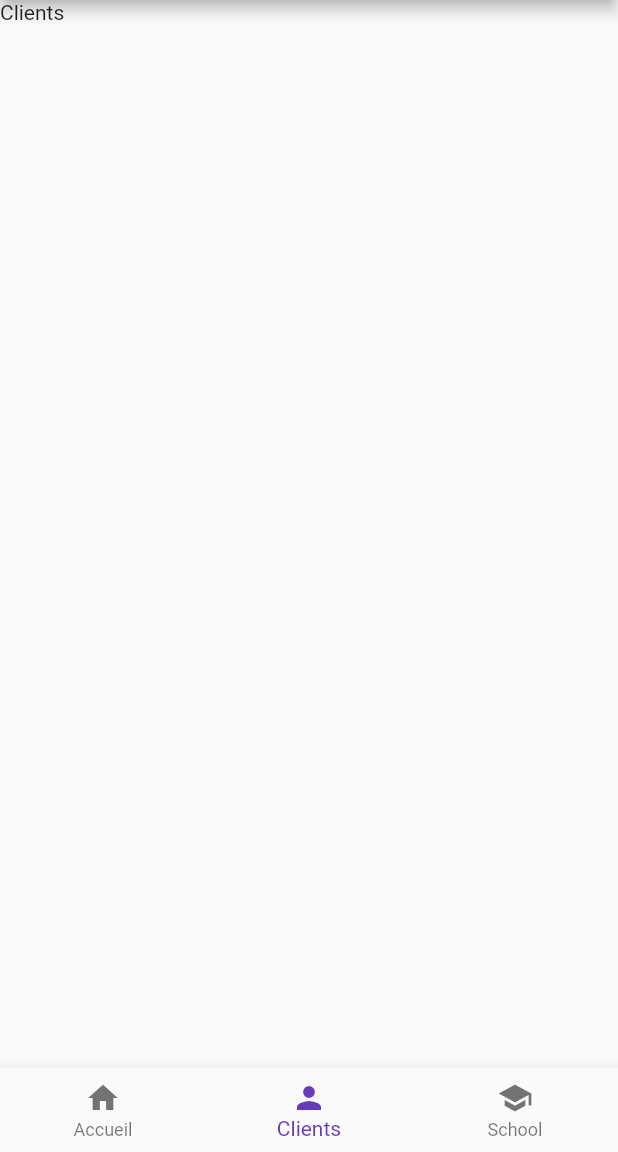
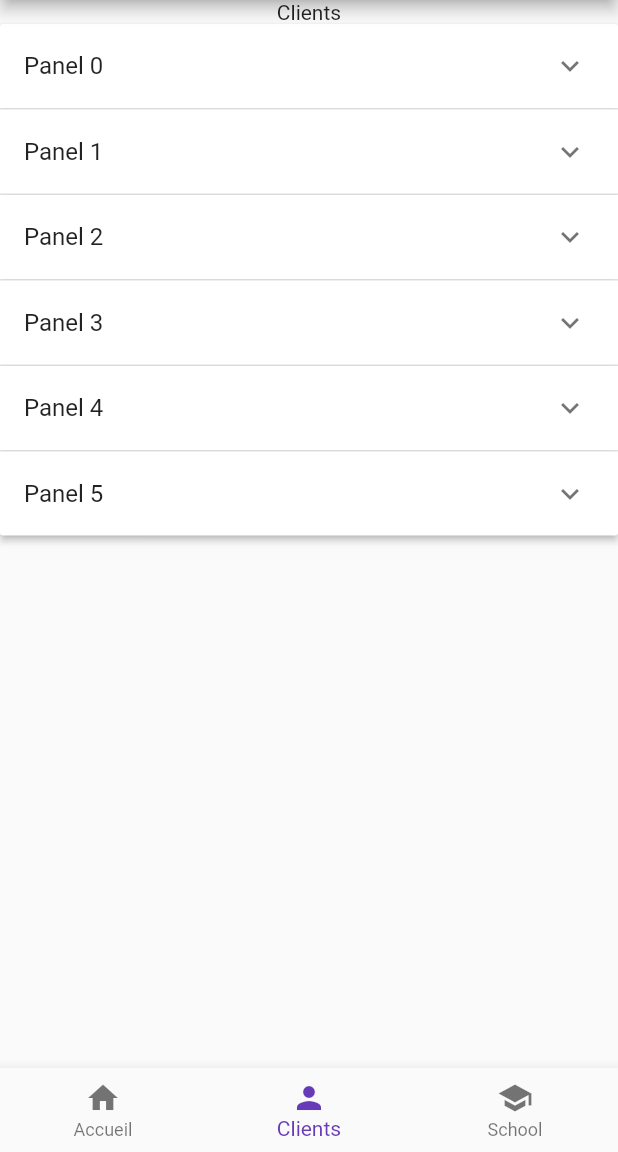
Before and after one commit to lolacld/fact2PDF, a Flutter app: the screen it shows after launch, item 2 of the bottom bar chosen, on a phone screen of 412 x 824 dp, the part 84-1236 px from its top. Run offline on Flutter 3.47's test engine with Material 2 defaults, Android fonts, the phone set to English and light mode, and no system bars; missing offline and left inert: dart:html.

Commit message:
clientPage panel WIP

```diff
--- a/applimobile/lib/page/HomePage.dart
+++ b/applimobile/lib/page/HomePage.dart
@@ -16,10 +16,6 @@ class HomePage extends State<HomeScreen> {
       style: optionStyle,
     ),
     ClientScreen(),
-    Text(
-      'Index 2: School',
-      style: optionStyle,
-    ),
     Text(
       'Index 3: Settings',
       style: optionStyle,
--- a/applimobile/lib/page/clientPage.dart
+++ b/applimobile/lib/page/clientPage.dart
@@ -28,7 +28,7 @@ List<ClientItem> generateItems(int numberOfItems) {
 }
 
 class ClientPage extends State<ClientScreen> {
-  final List<ClientItem> _data = generateItems(8);
+  final List<ClientItem> _data = generateItems(6);
 
   @override
   Widget build(BuildContext context) {
@@ -36,29 +36,37 @@ class ClientPage extends State<ClientScreen> {
         body: Column(
           children: [
             Text('Clients'),
-            //_buildPanel(),
+            _buildPanel(),
           ],
         )
     );
   }
-}
-/*  Widget _buildPanel() {
+
+  Widget _buildPanel() {
     return ExpansionPanelList(
       expansionCallback: (int index, bool isExpanded) {
         setState(() {
           _data[index].isExpanded = !isExpanded;
         });
       },
-    children: _data.map<ExpansionPanel>((Item item) {
-      return ExpansionPanel(
-          headerBuilder: (BuildContext context, bool
-      } isExpanded) {
+      children: _data.map<ExpansionPanel>((ClientItem item) {
+        return ExpansionPanel(
+          headerBuilder: (BuildContext context, bool isExpanded) {
             return ListTile(
-            title: Text(item.headerValue
-          }),
+              title: Text(item.headerValue),
+            );
+          },
+          body: ListTile(
+              title: Text(item.expandedValue),
+              trailing: const Icon(Icons.delete),
+              onTap: () {
+                setState(() {
+                  _data.removeWhere((ClientItem currentItem) => item == currentItem);
+                });
+              }),
+          isExpanded: item.isExpanded,
+        );
+      }).toList(),
     );
-            },
-
-    );
-
-}*/
+  }
+}
```
